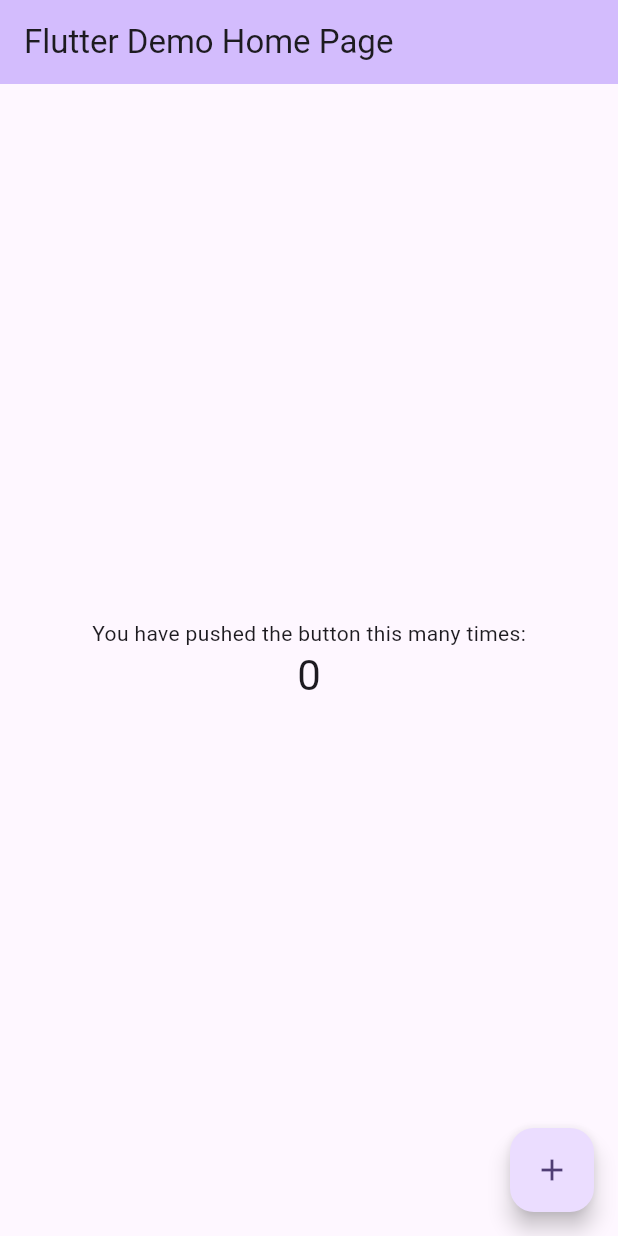
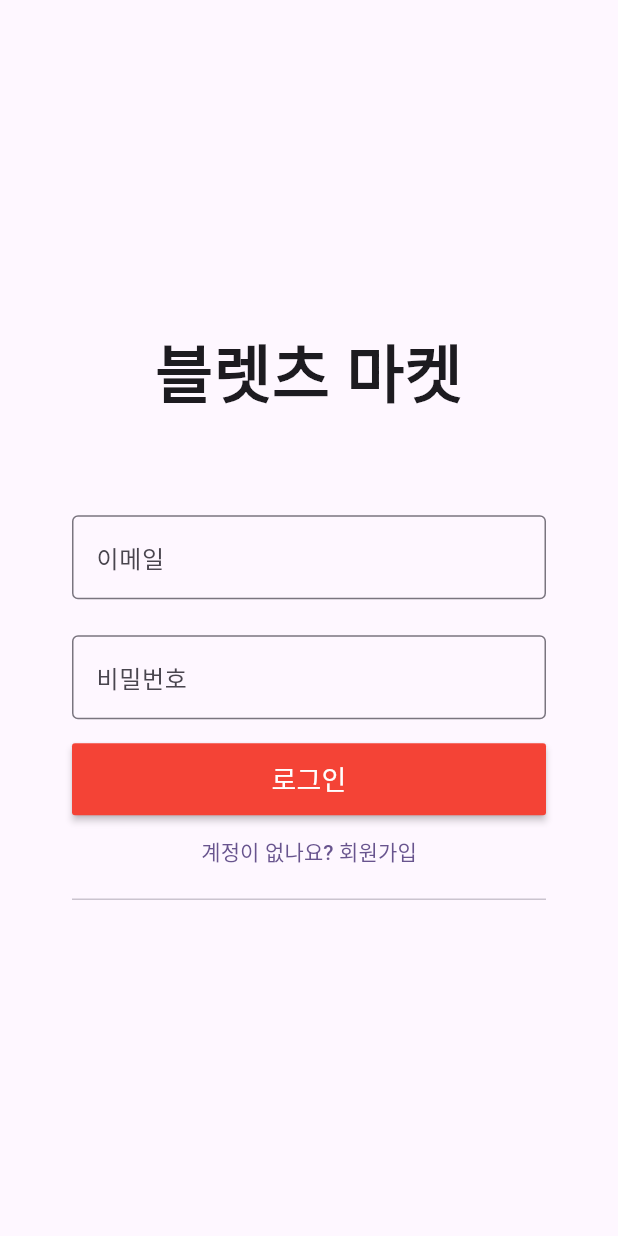
Before and after one commit to Bullets-jyr/bullets_market, a Flutter app: the screen it shows after launch, on a phone screen of 412 x 824 dp. Run offline on Flutter 3.47's test engine with Material 3 defaults, Android fonts, the phone set to English and light mode, and no system bars.

Commit message:
20. 로그인 화면 구현 - 1

```diff
--- /dev/null
+++ b/lib/login/login_screen.dart
@@ -0,0 +1,95 @@
+import 'package:flutter/material.dart';
+
+class LoginScreen extends StatefulWidget {
+  const LoginScreen({super.key});
+
+  @override
+  State<LoginScreen> createState() => _LoginScreenState();
+}
+
+class _LoginScreenState extends State<LoginScreen> {
+  final _formKey = GlobalKey<FormState>();
+  TextEditingController emailTextController = TextEditingController();
+  TextEditingController pwdTextController = TextEditingController();
+
+  @override
+  Widget build(BuildContext context) {
+    return Scaffold(
+      body: SafeArea(
+        child: Padding(
+          padding: const EdgeInsets.all(48.0),
+          child: Column(
+            mainAxisAlignment: MainAxisAlignment.center,
+            children: [
+              Text(
+                '블렛츠 마켓',
+                style: TextStyle(
+                  fontWeight: FontWeight.bold,
+                  fontSize: 42.0,
+                ),
+              ),
+              SizedBox(
+                height: 64.0,
+              ),
+              Form(
+                key: _formKey,
+                child: Column(
+                  children: [
+                    TextFormField(
+                      controller: emailTextController,
+                      decoration: const InputDecoration(
+                          border: OutlineInputBorder(), labelText: '이메일'),
+                      validator: (value) {
+                        if (value == null || value.isEmpty) {
+                          return '이메일 주소를 입력하세요.';
+                        }
+                        return null;
+                      },
+                    ),
+                    const SizedBox(
+                      height: 24.0,
+                    ),
+                    TextFormField(
+                      controller: pwdTextController,
+                      decoration: const InputDecoration(
+                          border: OutlineInputBorder(), labelText: '비밀번호'),
+                      validator: (value) {
+                        if (value == null || value.isEmpty) {
+                          return '비밀번호를 입력하세요.';
+                        }
+                        return null;
+                      },
+                    ),
+                  ],
+                ),
+              ),
+              Padding(
+                padding: const EdgeInsets.only(top: 16.0),
+                child: MaterialButton(
+                  onPressed: () {},
+                  height: 48.0,
+                  minWidth: double.infinity,
+                  color: Colors.red,
+                  child: Text(
+                    "로그인",
+                    style: TextStyle(
+                      color: Colors.white,
+                      fontSize: 18.0,
+                    ),
+                  ),
+                ),
+              ),
+              TextButton(
+                onPressed: () {},
+                child: Text(
+                  '계정이 없나요? 회원가입'
+                ),
+              ),
+              Divider()
+            ],
+          ),
+        ),
+      ),
+    );
+  }
+}
--- a/lib/main.dart
+++ b/lib/main.dart
@@ -1,3 +1,4 @@
+import 'package:bullets_market/login/login_screen.dart';
 import 'package:flutter/material.dart';
 
 void main() {
@@ -13,25 +14,10 @@
     return MaterialApp(
       title: 'Flutter Demo',
       theme: ThemeData(
-        // This is the theme of your application.
-        //
-        // TRY THIS: Try running your application with "flutter run". You'll see
-        // the application has a purple toolbar. Then, without quitting the app,
-        // try changing the seedColor in the colorScheme below to Colors.green
-        // and then invoke "hot reload" (save your changes or press the "hot
-        // reload" button in a Flutter-supported IDE, or press "r" if you used
-        // the command line to start the app).
-        //
-        // Notice that the counter didn't reset back to zero; the application
-        // state is not lost during the reload. To reset the state, use hot
-        // restart instead.
-        //
-        // This works for code too, not just values: Most code changes can be
-        // tested with just a hot reload.
         colorScheme: ColorScheme.fromSeed(seedColor: Colors.deepPurple),
         useMaterial3: true,
       ),
-      home: const MyHomePage(title: 'Flutter Demo Home Page'),
+      home: LoginScreen(),
     );
   }
 }
```
Also changed, not shown: pubspec.yaml (+11 -11 lines), pubspec.lock, 1 other file.
